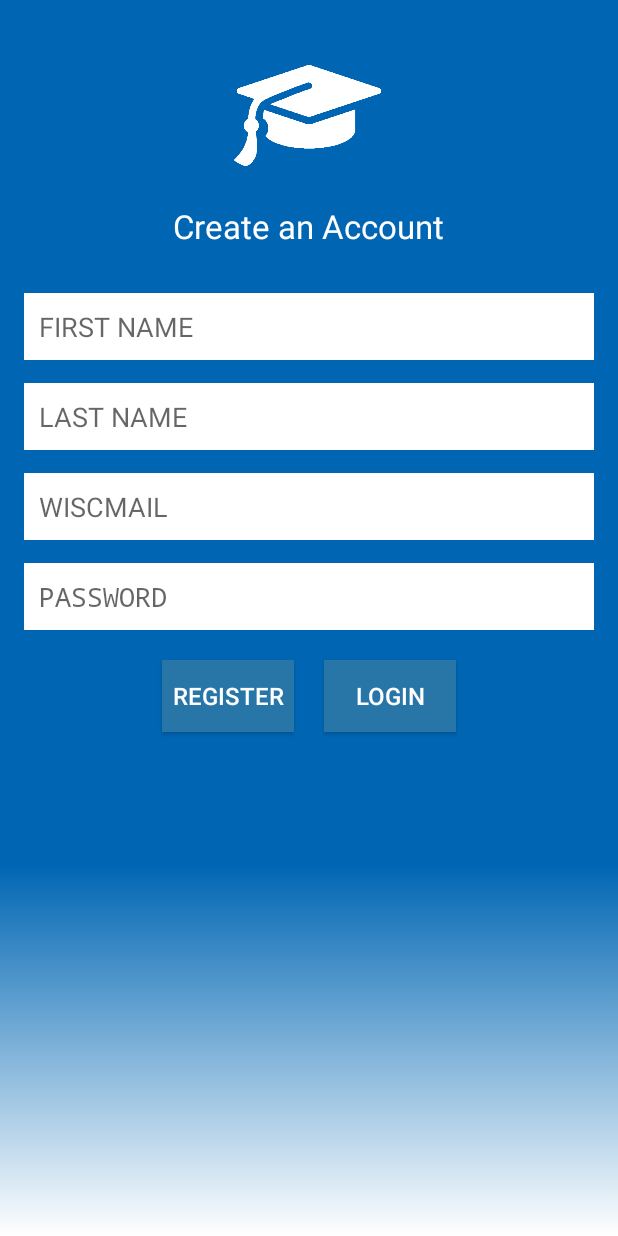
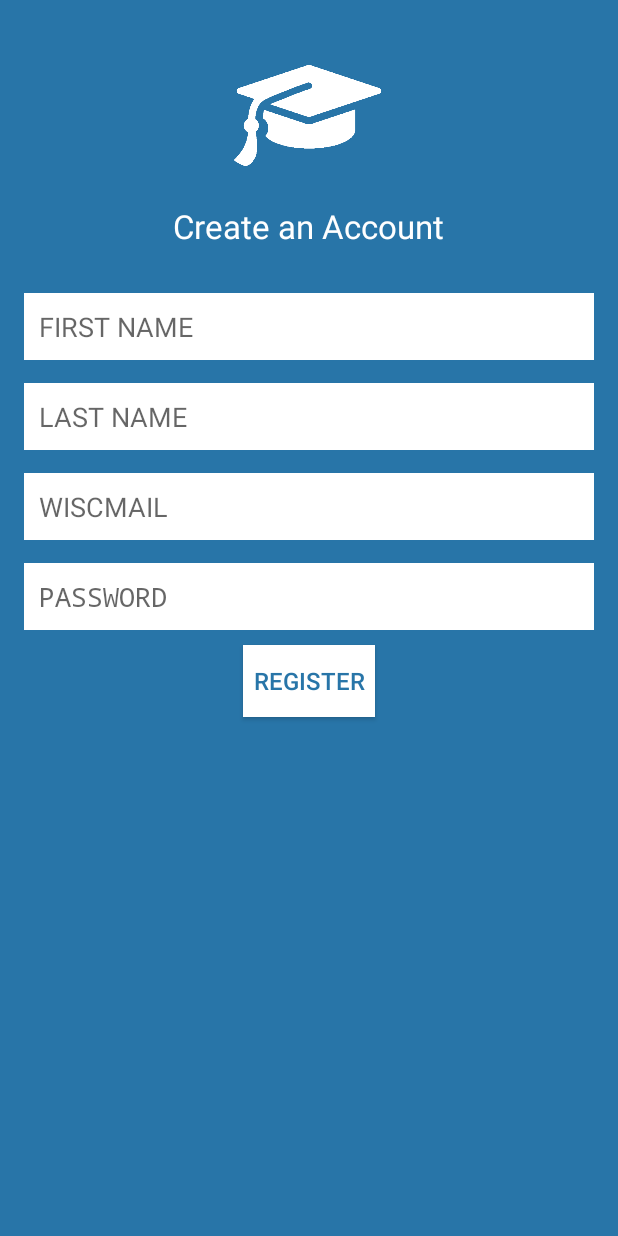
Before and after one commit to d10zero/studyapp, an Android app: the screen it shows after launch (CreateAccountActivity), on a phone screen of 412 x 824 dp. Run offline under Robolectric (Android 15) with nearby library versions, the phone set to English and light mode, and no system bars; libraries missing offline, so code that uses them is left out: com.daimajia.androidanimations.

Commit message:
fourth commmit

```diff
--- a/app/src/main/java/Model/Backend.java
+++ b/app/src/main/java/Model/Backend.java
@@ -34,8 +34,8 @@ public class Backend {
     //Callback interface for calling objects on Backend objects to
     //receive responses asynchronously
     public interface BackendCallback {
-        public void onRequestCompleted(Object result);
-        public void onRequestFailed(String message);
+        void onRequestCompleted(Object result);
+        void onRequestFailed(String message);
     }
 
     public static void login(final BackendCallback callback, final String username, final String password){
--- a/app/src/main/res/layout/create_account.xml
+++ b/app/src/main/res/layout/create_account.xml
@@ -6,7 +6,7 @@
     android:paddingRight="@dimen/activity_horizontal_margin"
     android:paddingTop="@dimen/activity_vertical_margin"
     android:paddingBottom="@dimen/activity_vertical_margin"
-    android:background="@drawable/blue_to_whitegradient"
+    android:background="#2875A8"
     tools:context=".MainActivity">
 
 <RelativeLayout
@@ -100,33 +100,18 @@
         android:background="#ffffff"
         android:padding="10dp"
         android:layout_below="@+id/emailField" />
-
-    <LinearLayout
-        android:layout_width="wrap_content"
-        android:layout_height="wrap_content"
-        android:layout_centerHorizontal="true"
-        android:layout_below="@+id/passField"
-        android:padding="10dp">
     <Button
         android:layout_width="wrap_content"
         android:layout_height="wrap_content"
         android:text="Register"
         android:textSize="16dp"
         android:id="@+id/loginpage_registerButton"
-        android:background="#2875A8"
+        android:background="#ffffff"
         android:layout_margin="10dp"
-        android:textColor="#ffffff" />
+        android:textColor="#2875A8"
+        android:layout_centerHorizontal="true"
+        android:layout_below="@+id/passField"/>
 
-    <Button
-        android:layout_width="wrap_content"
-        android:layout_height="wrap_content"
-        android:text="Login"
-        android:textSize="16dp"
-        android:id="@+id/loginpage_loginButton"
-        android:background="#2875A8"
-        android:layout_margin="10dp"
-        android:textColor="#ffffff" />
-    </LinearLayout>
 
 </RelativeLayout>
 </ScrollView>
```
